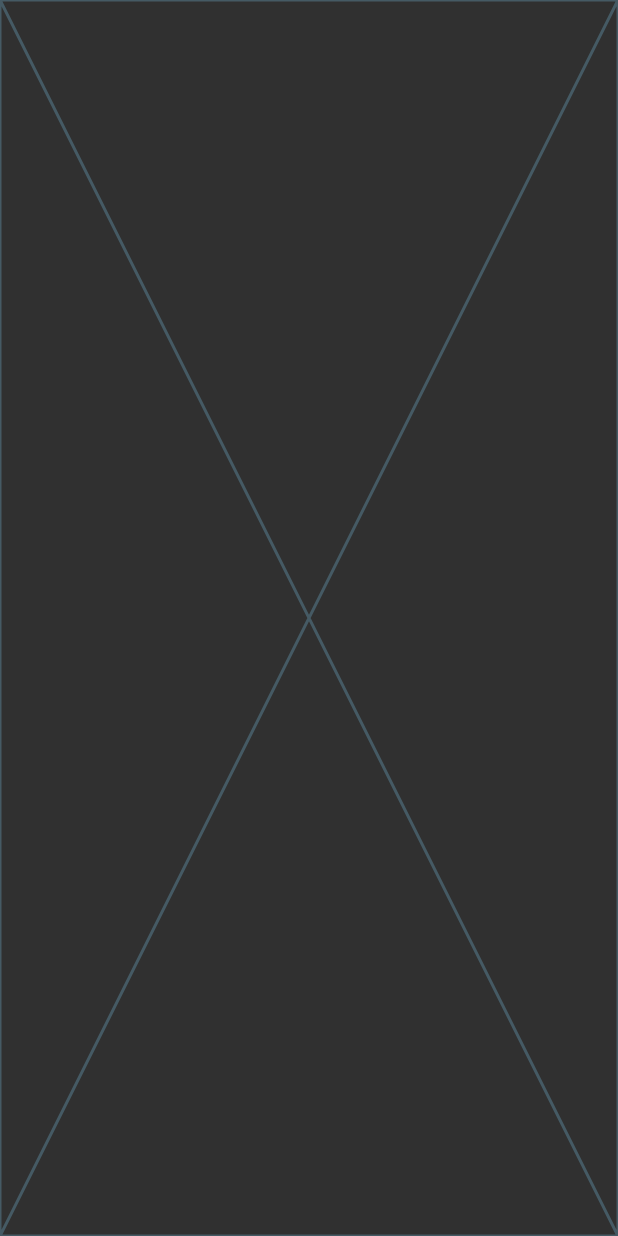
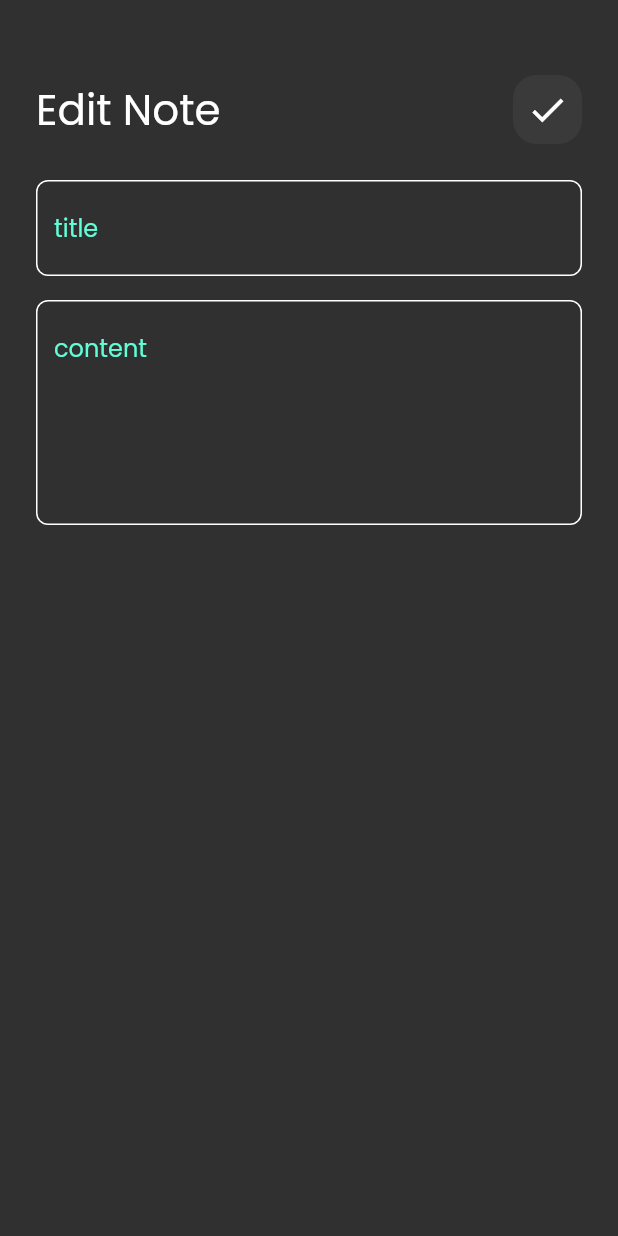
Before and after one commit to Keroloskhaled10/notes_app, a Flutter app: the screen it shows after launch, after a tap on "Flutter tips", on a phone screen of 412 x 824 dp. Run offline on Flutter 3.47's test engine with Material 3 defaults, Android fonts, the phone set to English and light mode, and no system bars; our stand-ins replace font_awesome_flutter.

Commit message:
edit note view ui done

```diff
--- a/lib/widgets/custom_app_bar.dart
+++ b/lib/widgets/custom_app_bar.dart
@@ -2,20 +2,23 @@ import 'package:flutter/material.dart';
 import 'package:notes_app/widgets/custom_serach_icon.dart';
 
 class CustomAppBar extends StatelessWidget {
-  const CustomAppBar({super.key});
-
+  const CustomAppBar({super.key, required this.title, required this.icon});
+  final String title;
+  final IconData icon;
   @override
   Widget build(BuildContext context) {
     return Row(
       children: [
         Text(
-          'Note App',
+          title,
           style: TextStyle(
             fontSize: 28,
           ),
         ),
         Spacer(),
-        CustomSearchIcon(),
+        CustomIcon(
+          icon: icon,
+        ),
       ],
     );
   }
--- a/lib/widgets/custom_serach_icon.dart
+++ b/lib/widgets/custom_serach_icon.dart
@@ -1,8 +1,8 @@
 import 'package:flutter/material.dart';
 
-class CustomSearchIcon extends StatelessWidget {
-  const CustomSearchIcon({super.key});
-
+class CustomIcon extends StatelessWidget {
+  const CustomIcon({super.key, required this.icon});
+  final IconData icon;
   @override
   Widget build(BuildContext context) {
     return Container(
@@ -13,7 +13,7 @@ class CustomSearchIcon extends StatelessWidget {
         borderRadius: BorderRadius.circular(16.0),
       ),
       child: Icon(
-        Icons.search,
+        icon,
         size: 28,
       ),
     );
--- a/lib/widgets/edite_note_view_body.dart
+++ b/lib/widgets/edite_note_view_body.dart
@@ -1,10 +1,36 @@
 import 'package:flutter/material.dart';
+import 'package:notes_app/widgets/custom_app_bar.dart';
+import 'package:notes_app/widgets/custom_text_field.dart';
 
 class EditeNoteViewBody extends StatelessWidget {
   const EditeNoteViewBody({super.key});
 
   @override
   Widget build(BuildContext context) {
-    return const Placeholder();
+    return Padding(
+      padding: const EdgeInsets.symmetric(horizontal: 24),
+      child: Column(
+        children: [
+          SizedBox(
+            height: 50,
+          ),
+          CustomAppBar(
+            title: 'Edit Note',
+            icon: Icons.check,
+          ),
+          SizedBox(
+            height: 24,
+          ),
+          CustomTextField(hint: 'title'),
+          SizedBox(
+            height: 16,
+          ),
+          CustomTextField(
+            hint: 'content',
+            maxLines: 5,
+          ),
+        ],
+      ),
+    );
   }
 }
--- a/lib/widgets/notes_view_body.dart
+++ b/lib/widgets/notes_view_body.dart
@@ -14,7 +14,10 @@ class NotesViewBody extends StatelessWidget {
           SizedBox(
             height: 50,
           ),
-          CustomAppBar(),
+          CustomAppBar(
+            title: 'Note',
+            icon: Icons.search,
+          ),
           Expanded(
             child: NotesListView(),
           ),
```
